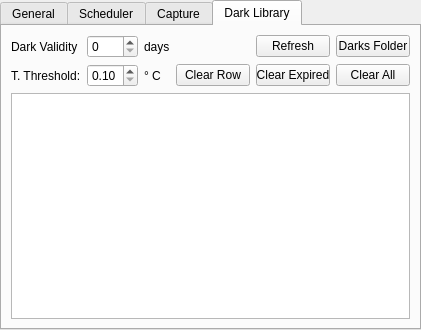
Old version of the form kstars/ekos/opsekos.ui in the repository KDE/kstars.
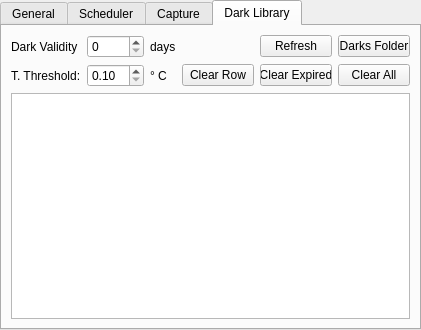
New version of the form. The open tabs and pages were chosen to show the change.

Commit message: Increase maximum dark library temperature thresold to 30

```diff
--- a/kstars/ekos/opsekos.ui
+++ b/kstars/ekos/opsekos.ui
@@ -660,7 +660,7 @@
          <double>0.100000000000000</double>
         </property>
         <property name="maximum">
-         <double>5.000000000000000</double>
+         <double>30.000000000000000</double>
         </property>
         <property name="singleStep">
          <double>0.100000000000000</double>
```
